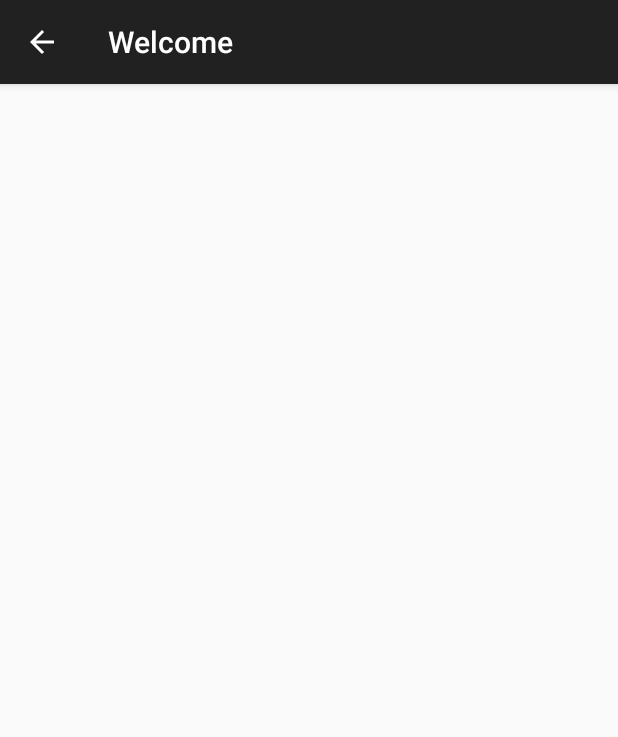
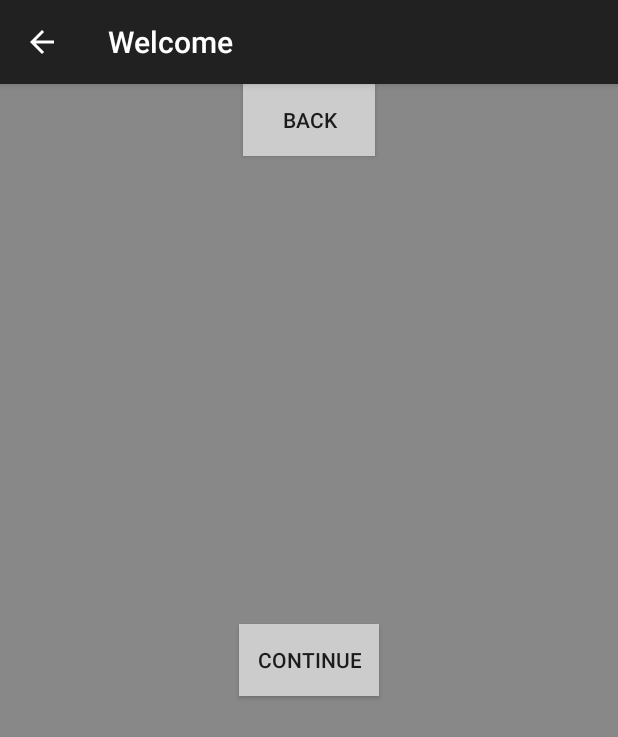
Before and after one commit to brittishsnow/UnofficialTWUCampusMapGame, an Android app: the Welcome screen opened directly, with no data from a screen before it, on a phone screen of 412 x 824 dp. Shown: the top 737 px of the screen. Run offline under Robolectric (Android 15) with nearby library versions, the phone set to English and light mode, and no system bars.

Commit message:
Beginning development of GUI: Continued Mar 25, 2015 3:07pm

```diff
--- a/app/src/main/java/com/maxstow/unofficialtwucampusmapgame/Welcome.java
+++ b/app/src/main/java/com/maxstow/unofficialtwucampusmapgame/Welcome.java
@@ -4,7 +4,6 @@ import android.content.res.Resources;
 import android.graphics.Color;
 import android.os.Bundle;
 import android.support.v7.app.ActionBarActivity;
-import android.util.TypedValue;
 import android.view.View;
 import android.widget.Button;
 import android.widget.RelativeLayout;
@@ -15,7 +14,80 @@ public class Welcome extends ActionBarActivity {
     @Override
     protected void onCreate(Bundle savedInstanceState) {
         super.onCreate(savedInstanceState);
-        setContentView(R.layout.activity_welcome);
+
+        //Layout
+        RelativeLayout welcomeLayout;
+        welcomeLayout = new RelativeLayout(this);
+        welcomeLayout.setBackgroundColor(Color.GRAY);
+
+        //Button
+        Button continueButton;
+        continueButton = new Button(this);
+        continueButton.setText(getString(R.string.continueButtonText));
+        continueButton.setBackgroundColor(Color.LTGRAY);
+
+        //Button
+        Button backButton;
+        backButton = new Button(this);
+        backButton.setText(getString(R.string.backButtonText));
+        backButton.setBackgroundColor(Color.LTGRAY);
+
+        //Username text printout
+        final TextView userNamePrinted;
+        userNamePrinted = new TextView(this);
+
+        //Id allocation from id values given in the ids xml file
+        continueButton.setId(R.id.continueButton);
+        backButton.setId(R.id.backButton);
+        userNamePrinted.setId(R.id.userNamePrinted);
+
+        //Details on the formatting of the Button
+        RelativeLayout.LayoutParams continueButtonDetails;
+        continueButtonDetails = new RelativeLayout.LayoutParams(
+                RelativeLayout.LayoutParams.WRAP_CONTENT,
+                RelativeLayout.LayoutParams.WRAP_CONTENT
+        );
+
+        //Details on the formatting of the Button
+        RelativeLayout.LayoutParams backButtonDetails;
+        backButtonDetails = new RelativeLayout.LayoutParams(
+                RelativeLayout.LayoutParams.WRAP_CONTENT,
+                RelativeLayout.LayoutParams.WRAP_CONTENT
+        );
+
+        //Details on the formatting of the TextView userNameTextPrinted
+        RelativeLayout.LayoutParams userNameTextPrintedDetails;
+        userNameTextPrintedDetails = new RelativeLayout.LayoutParams(
+                RelativeLayout.LayoutParams.WRAP_CONTENT,
+                RelativeLayout.LayoutParams.WRAP_CONTENT
+        );
+
+        //Button continueButton
+        continueButtonDetails.addRule(RelativeLayout.CENTER_HORIZONTAL);
+        continueButtonDetails.addRule(RelativeLayout.CENTER_VERTICAL);
+
+        //Button backButton
+        backButtonDetails.addRule(RelativeLayout.CENTER_HORIZONTAL);
+        backButtonDetails.addRule(RelativeLayout.CENTER_HORIZONTAL);
+        backButtonDetails.setMargins(50,0,0,0);
+
+        //TextView userNameTextPrinted
+        userNameTextPrintedDetails.addRule(RelativeLayout.ABOVE, continueButton.getId());
+        userNameTextPrintedDetails.addRule(RelativeLayout.CENTER_HORIZONTAL);
+        userNameTextPrintedDetails.setMargins(0,50,0,0);
+        userNameTextPrintedDetails.addRule(RelativeLayout.CENTER_VERTICAL);
+
+        //adds Button to layout
+        welcomeLayout.addView(continueButton, continueButtonDetails);
+
+        //adds Button to layout
+        welcomeLayout.addView(backButton, backButtonDetails);
+
+        //adds TextView to layout
+        welcomeLayout.addView(userNamePrinted, userNameTextPrintedDetails);
+
+        //Sets this as active layout
+        setContentView(welcomeLayout);
     }
 
 
--- a/app/src/main/res/values/ids.xml
+++ b/app/src/main/res/values/ids.xml
@@ -1,9 +1,13 @@
 <?xml version="1.0" encoding="utf-8"?>
 <resources>
 
+    //MainActivity
     <item name="userNameInputButton" type="id" />
     <item name="userNameInput" type="id" />
     <item name="userNameTextInstruction" type="id" />
+
+    //WelcomeActivity
+    <item name="continueButton" type="id" />
+    <item name="backButton" type="id" />
     <item name="userNamePrinted" type="id" />
-
 </resources>
--- a/app/src/main/res/values/strings.xml
+++ b/app/src/main/res/values/strings.xml
@@ -1,11 +1,17 @@
 <resources>
+    //App
     <string name="app_name">TWU Campus Map Game</string>
+
+    //MainActivity
     <string name="title_activity_main">MainActivity</string>
-    <string name="action_settings">Settings</string>
-
     <string name="userNameInputButtonText">Confirm</string>
     <string name="userNameTextInstructionText">Please enter a name to be used for the app.</string>
+
+    //Welcome Activity
     <string name="title_activity_welcome">Welcome</string>
+    <string name="continueButtonText">Continue</string>
+    <string name="backButtonText">Back</string>
+    <string name="action_settings">Settings</string>
 
 
 </resources>
```
Also changed, not shown: app/src/main/java/com/maxstow/unofficialtwucampusmapgame/MainActivity.java (+4 -10 lines), app/src/main/res/menu/menu_main.xml (+5 -5 lines).
